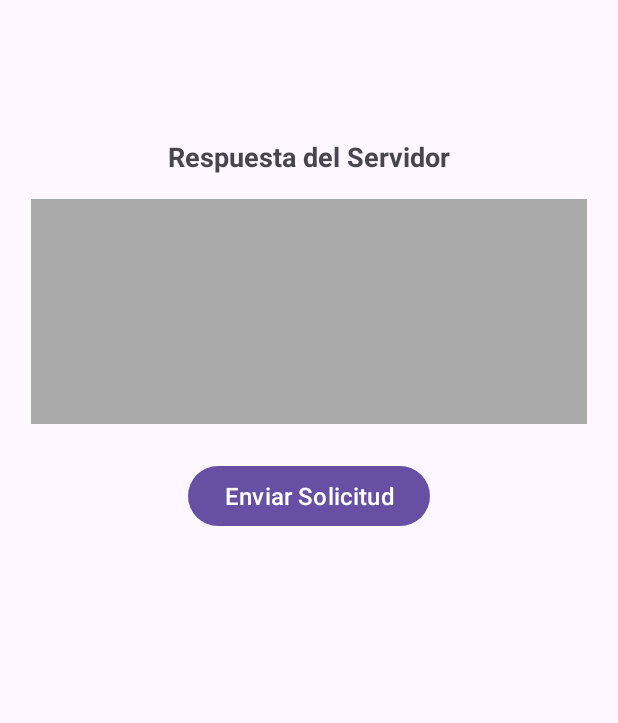
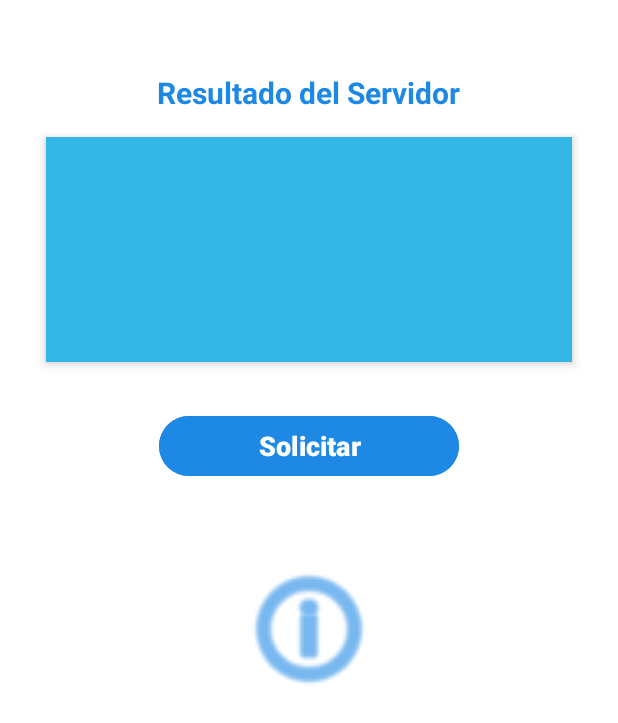
Before and after one commit to PaulOrmaza/ClienteHolaMundo, an Android app: the screen it shows after launch (MainActivity), on a phone screen of 412 x 824 dp. Shown: the top 723 px of the screen. Run offline under Robolectric (Android 15) with nearby library versions, the phone set to English and light mode, and no system bars.

Commit message:
trabajo en clase Express

```diff
--- a/app/src/main/res/layout/activity_main.xml
+++ b/app/src/main/res/layout/activity_main.xml
@@ -5,49 +5,66 @@
     xmlns:tools="http://schemas.android.com/tools"
     android:layout_width="match_parent"
     android:layout_height="match_parent"
+    android:background="@android:color/white"
     tools:context=".MainActivity">
 
-    <!-- Título o texto indicativo -->
 
-    <!-- Cuadro de texto para mostrar la respuesta -->
     <TextView
-        android:id="@+id/txtTitle"
+        android:id="@+id/txt_titulo"
         android:layout_width="wrap_content"
         android:layout_height="wrap_content"
-        android:layout_marginTop="92dp"
-        android:text="Respuesta del Servidor"
-        android:textSize="18sp"
+        android:layout_marginTop="48dp"
+        android:text="Resultado del Servidor"
+        android:textSize="20sp"
+        android:textColor="#1E88E5"
         android:textStyle="bold"
         app:layout_constraintEnd_toEndOf="parent"
         app:layout_constraintStart_toStartOf="parent"
         app:layout_constraintTop_toTopOf="parent" />
 
+
     <TextView
-        android:id="@+id/txtResponse"
+        android:id="@+id/txt_respuesta"
         android:layout_width="0dp"
         android:layout_height="150dp"
         android:layout_marginTop="16dp"
-        android:background="@android:color/darker_gray"
+        android:background="@android:color/holo_blue_light"
+        android:elevation="4dp"
         android:gravity="center"
-        android:padding="8dp"
+        android:padding="12dp"
         android:textColor="@android:color/white"
         android:textSize="16sp"
         app:layout_constraintEnd_toEndOf="parent"
-        app:layout_constraintHorizontal_bias="0.5"
         app:layout_constraintStart_toStartOf="parent"
-        app:layout_constraintTop_toBottomOf="@+id/txtTitle"
-        app:layout_constraintWidth_percent="0.9" />
+        app:layout_constraintTop_toBottomOf="@+id/txt_titulo"
+        app:layout_constraintWidth_percent="0.85" />
 
-    <!-- Botón para enviar la solicitud -->
+
     <Button
-        android:id="@+id/btnSendRequest"
-        android:layout_width="wrap_content"
+        android:id="@+id/btn_enviar_solicitud"
+        android:layout_width="200dp"
         android:layout_height="wrap_content"
-        android:text="Enviar Solicitud"
-        android:textSize="16sp"
-        android:layout_marginTop="24dp"
-        app:layout_constraintTop_toBottomOf="@+id/txtResponse"
+        android:layout_marginTop="32dp"
+        android:backgroundTint="#1E88E5"
+        android:text="Solicitar"
+        android:textColor="@android:color/white"
+        android:textSize="18sp"
+        android:textStyle="bold"
+        android:elevation="6dp"
+        app:layout_constraintEnd_toEndOf="parent"
         app:layout_constraintStart_toStartOf="parent"
-        app:layout_constraintEnd_toEndOf="parent" />
+        app:layout_constraintTop_toBottomOf="@+id/txt_respuesta" />
+
+
+    <ImageView
+        android:id="@+id/img_decorativa"
+        android:layout_width="100dp"
+        android:layout_height="100dp"
+        android:layout_marginTop="48dp"
+        android:src="@android:drawable/ic_menu_info_details"
+        app:tint="#1E88E5"
+        app:layout_constraintEnd_toEndOf="parent"
+        app:layout_constraintStart_toStartOf="parent"
+        app:layout_constraintTop_toBottomOf="@+id/btn_enviar_solicitud" />
 
 </androidx.constraintlayout.widget.ConstraintLayout>
```
Also changed, not shown: app/src/main/java/com/spoj/clientehola/MainActivity.java (+53 -25 lines).
